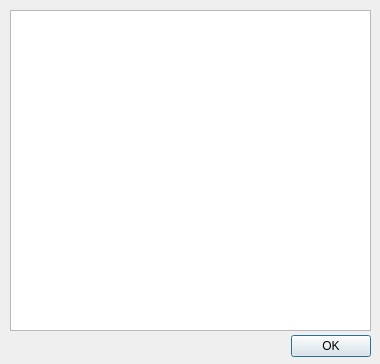
Qt form NxNandManager/gui/properties.ui (eliboa/NxNandManager) before a commit.
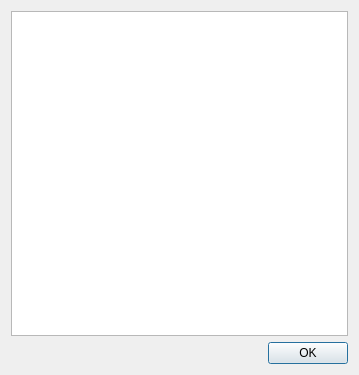
The same form after that commit.

The edit to the form file:
```diff
--- a/NxNandManager/gui/properties.ui
+++ b/NxNandManager/gui/properties.ui
@@ -6,38 +6,16 @@
    <rect>
     <x>0</x>
     <y>0</y>
-    <width>380</width>
-    <height>364</height>
+    <width>359</width>
+    <height>375</height>
    </rect>
   </property>
   <property name="windowTitle">
    <string>Dialog</string>
   </property>
-  <widget class="QDialogButtonBox" name="buttonBox">
-   <property name="geometry">
-    <rect>
-     <x>10</x>
-     <y>330</y>
-     <width>361</width>
-     <height>32</height>
-    </rect>
-   </property>
-   <property name="orientation">
-    <enum>Qt::Horizontal</enum>
-   </property>
-   <property name="standardButtons">
-    <set>QDialogButtonBox::Ok</set>
-   </property>
-  </widget>
+  <layout class="QGridLayout" name="gridLayout">
+   <item row="0" column="0" colspan="2">
   <widget class="QTableWidget" name="PropertiesTable">
-   <property name="geometry">
-    <rect>
-     <x>10</x>
-     <y>10</y>
-     <width>361</width>
-     <height>321</height>
-    </rect>
-   </property>
    <property name="wordWrap">
     <bool>false</bool>
    </property>
@@ -45,6 +23,31 @@
     <bool>false</bool>
    </property>
   </widget>
+   </item>
+   <item row="1" column="0">
+    <spacer name="horizontalSpacer">
+     <property name="orientation">
+      <enum>Qt::Horizontal</enum>
+     </property>
+     <property name="sizeHint" stdset="0">
+      <size>
+       <width>248</width>
+       <height>20</height>
+      </size>
+     </property>
+    </spacer>
+   </item>
+   <item row="1" column="1">
+    <widget class="QDialogButtonBox" name="buttonBox">
+     <property name="orientation">
+      <enum>Qt::Horizontal</enum>
+     </property>
+     <property name="standardButtons">
+      <set>QDialogButtonBox::Ok</set>
+     </property>
+    </widget>
+   </item>
+  </layout>
  </widget>
  <resources/>
  <connections>
```
Lines whose indentation alone changed are shown as unchanged.
